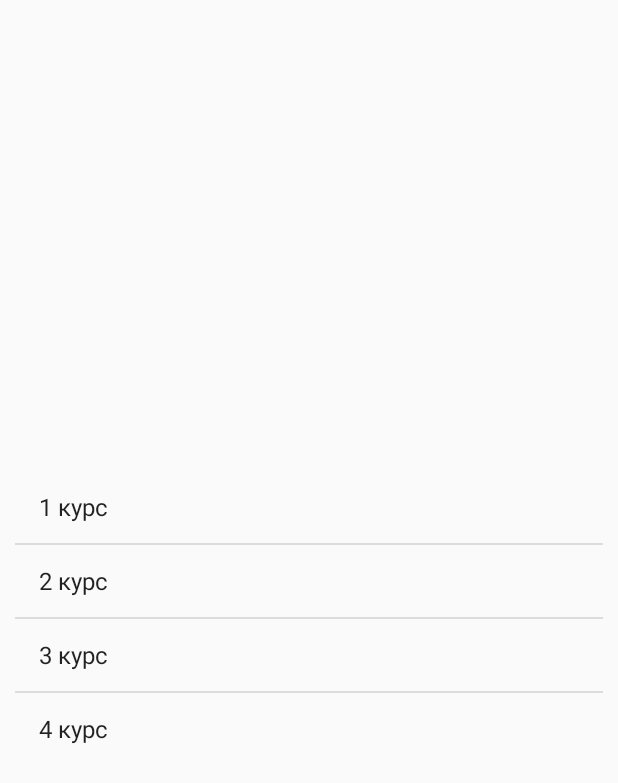
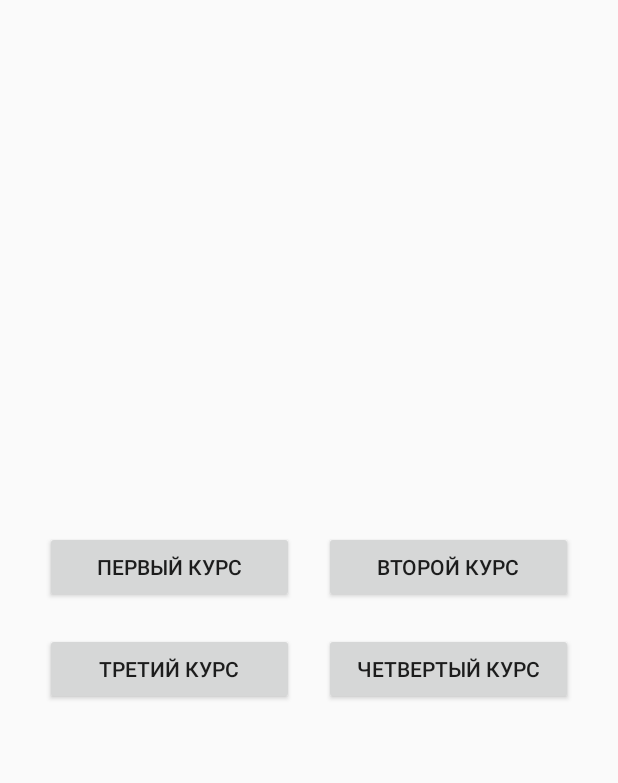
Before and after one commit to Rikhus/APTApp, an Android app: the screen it shows after launch (CourseSelectActivity), on a phone screen of 412 x 824 dp. Shown: the top 783 px of the screen. Run offline under Robolectric (Android 15) with nearby library versions, the phone set to English and light mode, and no system bars.

Commit message:
Replaced ListView for selecting course with buttons

```diff
--- a/app/src/main/java/com/example/aptapp/CourseSelectActivity.java
+++ b/app/src/main/java/com/example/aptapp/CourseSelectActivity.java
@@ -15,37 +15,27 @@ public class CourseSelectActivity extends AppCompatActivity {
     protected void onCreate(Bundle savedInstanceState) {
         super.onCreate(savedInstanceState);
         setContentView(R.layout.activity_course_select);
+    }
 
-        ListView coursesList = findViewById(R.id.coursesList);
-
-        coursesList.setOnItemClickListener(new AdapterView.OnItemClickListener() {
-            @Override
-            public void onItemClick(AdapterView<?> parent, View view, int position, long id) {
-                Intent intent = new Intent(getApplicationContext(), GroupSelectActivity.class);
-
+    // нажатие кнопки выбора курса
+    public void selectCourseClick(View view) {
         int selectedCourse = 0;
-
-                switch(parent.getItemAtPosition(position).toString()){
-                    case "1 курс":
+        switch (view.getId()){
+            case (R.id.firstCourseButton):
                 selectedCourse = 1;
                 break;
-                    case "2 курс":
+            case (R.id.secondCourseButton):
                 selectedCourse = 2;
                 break;
-                    case "3 курс":
+            case (R.id.thirdCourseButton):
                 selectedCourse = 3;
                 break;
-                    case "4 курс":
+            case (R.id.fourthCourseButton):
                 selectedCourse = 4;
                 break;
-                    default:
-                        Toast.makeText(CourseSelectActivity.this, "Выбран неверный курс", Toast.LENGTH_LONG).show();
-                        return;
         }
+        Intent intent = new Intent(getApplicationContext(), GroupSelectActivity.class);
         intent.putExtra("selectedCourse", selectedCourse);
         startActivity(intent);
     }
-        });
 }
-
-}
--- a/app/src/main/res/layout/activity_course_select.xml
+++ b/app/src/main/res/layout/activity_course_select.xml
@@ -9,9 +9,60 @@
     android:layout_margin="10dp"
     >
 
-    <ListView
-        android:id="@+id/coursesList"
+
+    <LinearLayout
         android:layout_width="match_parent"
         android:layout_height="wrap_content"
-        android:entries="@array/courses" />
+        android:layout_marginLeft="20dp"
+        android:layout_marginRight="20dp"
+        android:layout_marginBottom="10dp"
+        android:orientation="horizontal">
+
+        <Button
+            android:id="@+id/firstCourseButton"
+            android:layout_width="match_parent"
+            android:layout_height="wrap_content"
+            android:layout_marginRight="10dp"
+            android:layout_weight="1"
+            android:onClick="selectCourseClick"
+            android:text="@string/first_course" />
+
+        <Button
+            android:id="@+id/secondCourseButton"
+            android:layout_width="match_parent"
+            android:layout_height="wrap_content"
+            android:layout_marginLeft="10dp"
+            android:layout_weight="1"
+            android:onClick="selectCourseClick"
+            android:text="@string/second_course" />
+
+    </LinearLayout>
+
+    <LinearLayout
+        android:layout_width="match_parent"
+        android:layout_height="wrap_content"
+        android:layout_marginLeft="20dp"
+        android:layout_marginRight="20dp"
+        android:layout_marginTop="10dp"
+        android:orientation="horizontal">
+
+        <Button
+            android:id="@+id/thirdCourseButton"
+            android:layout_width="match_parent"
+            android:layout_height="wrap_content"
+            android:layout_marginRight="10dp"
+            android:layout_weight="1"
+            android:onClick="selectCourseClick"
+            android:text="@string/third_course" />
+
+        <Button
+            android:id="@+id/fourthCourseButton"
+            android:layout_width="match_parent"
+            android:layout_height="wrap_content"
+            android:layout_marginLeft="10dp"
+            android:layout_weight="1"
+            android:onClick="selectCourseClick"
+            android:text="@string/fourth_course" />
+    </LinearLayout>
+
 </LinearLayout>
--- a/app/src/main/res/values/strings.xml
+++ b/app/src/main/res/values/strings.xml
@@ -6,13 +6,13 @@
         <item>Нефтяное отделение</item>
     </string-array>
 
-    <string-array name="courses">
-        <item>1 курс</item>
-        <item>2 курс</item>
-        <item>3 курс</item>
-        <item>4 курс</item>
-    </string-array>
+    <string name="first_course">Первый курс</string>
+    <string name="second_course">Второй курс</string>
+    <string name="third_course">Третий курс</string>
+    <string name="fourth_course">Четвертый курс</string>
+
     <string name="connection_error">Ошибка при получении данных</string>
+
     <string name="schedule_for">Расписание для</string>
     <string name="Name">Название</string>
     <string name="Teacher">Преподаватель</string>
@@ -20,8 +20,8 @@
     <string name="SubjectNumberExample">I</string>
     <string name="AuditoriumExample">ауд. 227</string>
     <string name="select_date">Дата</string>
+
     <string name="construction_department">Строительное отделение</string>
     <string name="oil_department">Нефтяное отделение</string>
-    <!-- TODO: Remove or change this placeholder text -->
-    <string name="hello_blank_fragment">Hello blank fragment</string>
+
 </resources>
```
Lines whose indentation alone changed are shown as unchanged.
